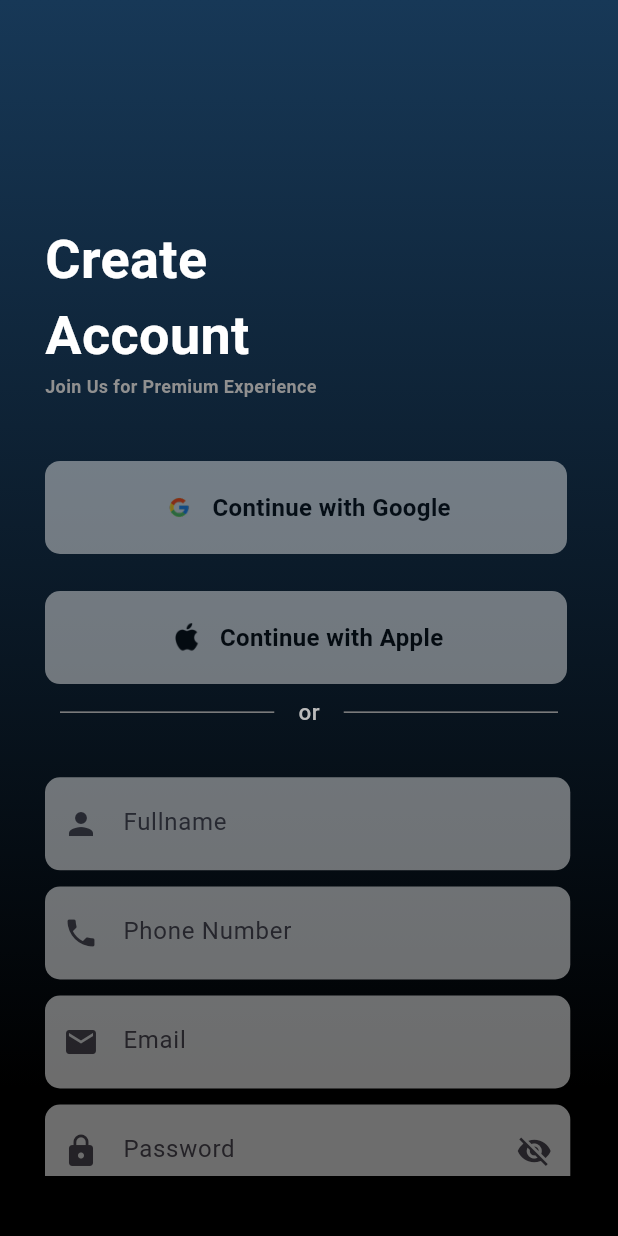
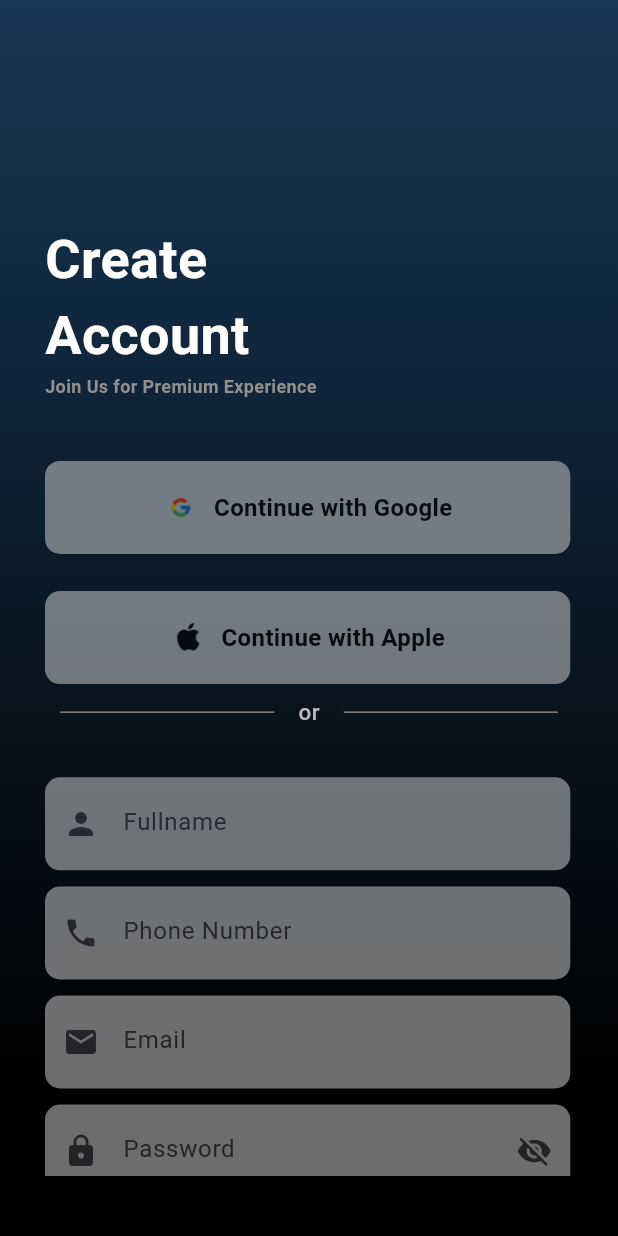
Before and after one commit to KNURanasinghe/lyrics-mobile-app, a Flutter app: the screen it shows after launch, scrolled down 80 dp, after a tap on "Sign Up", on a phone screen of 412 x 824 dp. Run offline on Flutter 3.47's test engine with Material 3 defaults, Android fonts, the phone set to English and light mode, and no system bars; our stand-ins replace carousel_slider, connectivity_plus, firebase_auth, firebase_core, flutter_social_button, google_sign_in and 4 more; missing offline and left inert: dart:ffi; accounts and stored records are empty; network calls fail.

Commit message:
media query

```diff
--- a/lib/widgets/auth_button.dart
+++ b/lib/widgets/auth_button.dart
@@ -19,7 +19,7 @@ class AuthButton extends StatelessWidget {
         GestureDetector(
           onTap: isLoading ? null : () => onTap(),
           child: Container(
-            width: 348,
+            width: MediaQuery.of(context).size.width * 0.85,
             height: 55,
             decoration: ShapeDecoration(
               color: isLoading ? Colors.grey : const Color(0xFFB71C1C),
--- a/lib/widgets/auth_via_big_button.dart
+++ b/lib/widgets/auth_via_big_button.dart
@@ -21,7 +21,7 @@ class AuthViaBigButton extends StatelessWidget {
       child: Opacity(
         opacity: 0.50,
         child: Container(
-          width: 348,
+          width: MediaQuery.of(context).size.width * 0.85,
           height: 62,
           decoration: ShapeDecoration(
             color: const Color(0xFFD9D9D9),
--- a/lib/widgets/auth_via_buttons.dart
+++ b/lib/widgets/auth_via_buttons.dart
@@ -12,7 +12,7 @@ class AuthViaButtons extends StatelessWidget {
         Opacity(
           opacity: 0.50,
           child: Container(
-            width: 159,
+            width: MediaQuery.of(context).size.width * 0.425,
             height: 54,
             decoration: ShapeDecoration(
               color: Colors.white,
--- a/lib/widgets/sync_indicator.dart
+++ b/lib/widgets/sync_indicator.dart
@@ -5,6 +5,8 @@ import 'package:lyrics/OfflineService/connectivity_manager.dart';
 import 'package:lyrics/OfflineService/sync_manager.dart';
 
 class SyncIndicator extends StatefulWidget {
+  const SyncIndicator({super.key});
+
   @override
   _SyncIndicatorState createState() => _SyncIndicatorState();
 }
```
